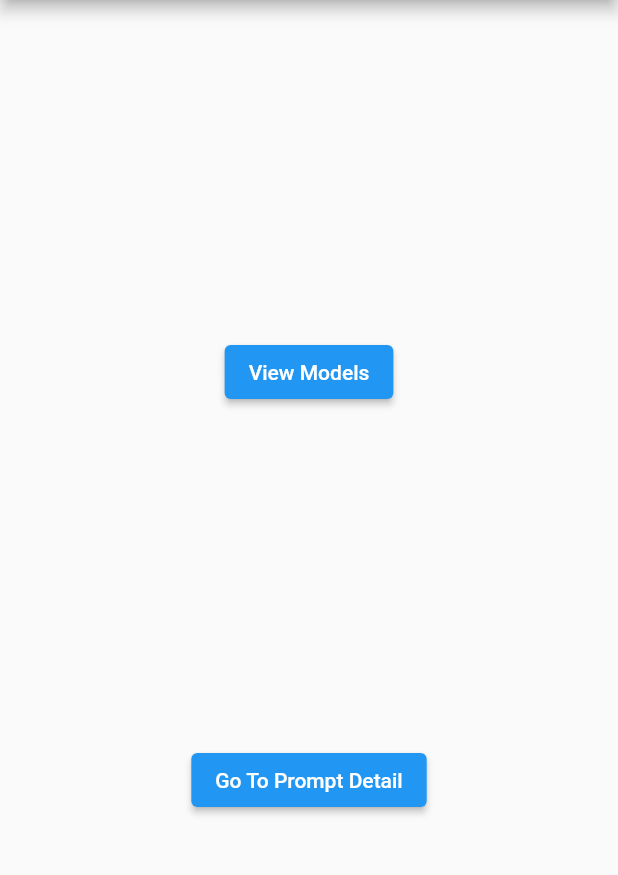
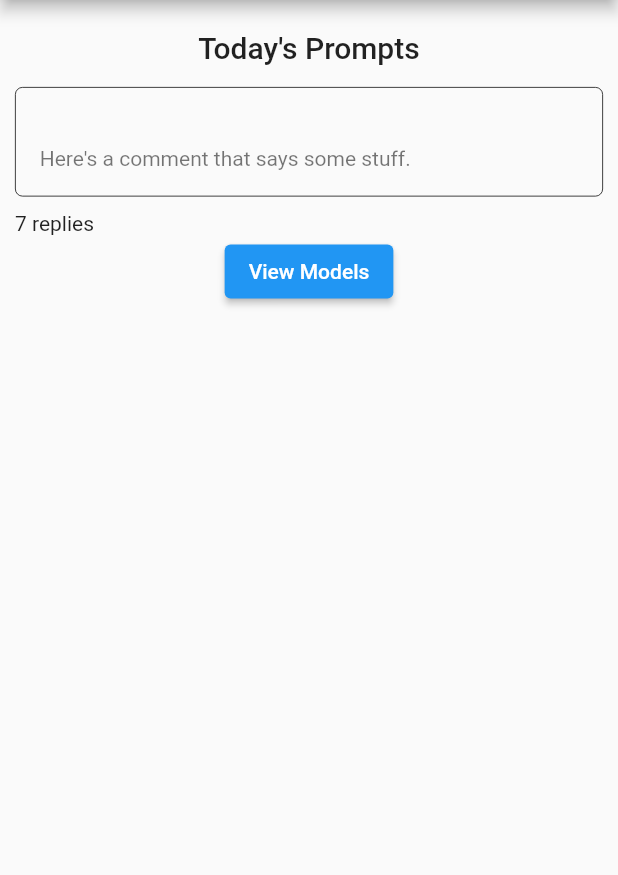
Before and after one commit to anqi0103/Bridge, a Flutter app: the screen it shows after launch, on a phone screen of 412 x 824 dp, the part 84-959 px from its top. Run offline on Flutter 3.47's test engine with Material 2 defaults, Android fonts, the light colour scheme and no system bars; our stand-ins replace cloud_firestore, firebase_core; accounts and stored records are empty.

Commit message:
created home page and moved buttons

```diff
--- a/lib/app.dart
+++ b/lib/app.dart
@@ -1,6 +1,5 @@
-import 'package:bridge/screens/test_model_screen.dart';
-import 'package:bridge/screens/prompt_details.dart';
 import 'package:flutter/material.dart';
+import './screens/home_screen_prompts.dart';
 
 class App extends StatelessWidget {
   final String title;
@@ -18,33 +17,9 @@ class App extends StatelessWidget {
           appBar: AppBar(
             title: const Text('Bridge'),
           ),
-            // The below button and navigation is just so I could
-            // navigate to the Prompt Detail Screen and see it
-            // in the simulator.
-
-            // It can/will be replaced obviously with the Home Screen!!
-
-            body: Builder(
-              builder: (context) => Center(
-                  child: Column(
-                      mainAxisAlignment: MainAxisAlignment.spaceEvenly,
-                      children: <Widget>[
-                    ElevatedButton(
-                        onPressed: () => Navigator.push(
-                            context,
-                            MaterialPageRoute(
-                                builder: (context) => const TestModelScreen())),
-                        child: const Text('View Models')),
-                    ElevatedButton(
-                      onPressed: () => Navigator.push(
-                          context,
-                          MaterialPageRoute(
-                              builder: (context) => PromptDetailScreen(
-                                  comments: List<String>.generate(
-                                      100, (i) => 'Item $i')))),
-                      child: const Text('Go To Prompt Detail'),
+          body:
+            const HomeScreen(),
       )
-                  ])),
-            )));
+    );
   }
 }
--- a/lib/main.dart
+++ b/lib/main.dart
@@ -5,7 +5,7 @@ import 'app.dart';
 
 Future<void> main() async {
   WidgetsFlutterBinding.ensureInitialized();
-  await Firebase.initializeApp(
+  Firebase.initializeApp(
     options: const FirebaseOptions(
         apiKey: "AIzaSyAMzhZvT55vHqVkCJ8wOz80M23fwKbaE-I",
         authDomain: "bridge-7759a.firebaseapp.com",
--- a/lib/screens/home_screen_prompts.dart
+++ b/lib/screens/home_screen_prompts.dart
@@ -0,0 +1,59 @@
+import 'package:flutter/material.dart';
+import './prompt_details.dart';
+import './test_model_screen.dart';
+
+class HomeScreen extends StatelessWidget {
+  const HomeScreen({Key? key}) : super(key: key);
+
+  @override
+  Widget build(BuildContext context) {
+    return Scaffold(
+      body: SafeArea(child: SingleChildScrollView(
+        child: Column(
+          children: [
+            Container(
+              margin: const EdgeInsets.only(top: 15.0),
+              child: Padding(
+                padding: const EdgeInsets.all(5),
+                child: Center(
+                  child: Text("Today's Prompts", style: Theme.of(context).textTheme.headline6),
+                ),
+              ),
+            ),
+            // Need to rewrite here using ListView and map the prompts
+            Padding(
+              padding: const EdgeInsets.all(10.0),
+              child: ListTile(
+                shape: RoundedRectangleBorder(
+                  side: const BorderSide(color: Colors.black, width: .5),
+                  borderRadius: BorderRadius.circular(5)),
+                subtitle: const Text('Here\'s a comment that says some stuff.'),
+                onTap: () => Navigator.push(
+                  context,
+                  MaterialPageRoute(
+                    builder: (context) => PromptDetailScreen(comments: List<String>.generate(100, (i) => 'Item $i'))
+                  )
+                ),
+              )
+            ),
+            Align(
+              alignment: Alignment.centerLeft,
+              child: Container(
+                margin: const EdgeInsets.only(left: 10.0),
+                child: const Text("7 replies"),
+              ),
+            ),
+            ElevatedButton(
+              onPressed: () => Navigator.push(
+                context,
+                MaterialPageRoute(
+                  builder: (context) => const TestModelScreen())
+                ),
+              child: const Text('View Models')
+            ),
+          ],)
+        ),
+      )
+    );
+  }
+}
```
Also changed, not shown: 1 other file. Lines whose indentation alone changed are shown as unchanged.
